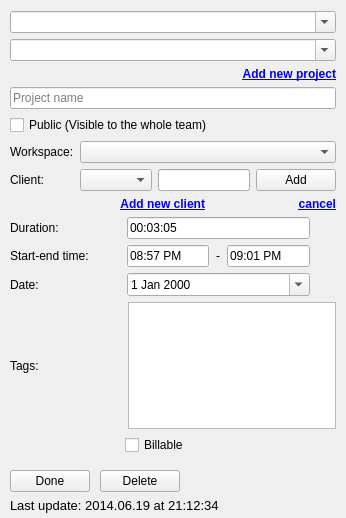
Before: the Qt Designer form src/ui/linux/TogglDesktop/timeentryeditorwidget.ui in toggl-open-source/toggldesktop, drawn with Qt 5.
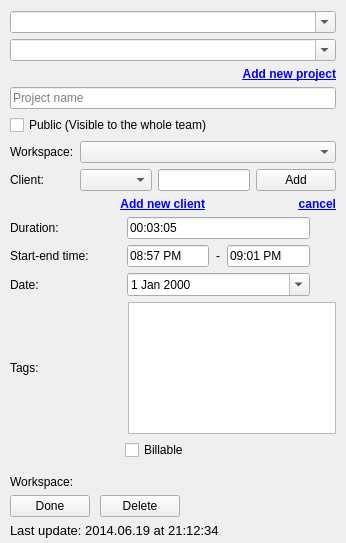
After: the same form once the commit is applied.

Commit message: Show workspace name under tags (linux)

Diff of the .ui file:
```diff
--- a/src/ui/linux/TogglDesktop/timeentryeditorwidget.ui
+++ b/src/ui/linux/TogglDesktop/timeentryeditorwidget.ui
@@ -7,7 +7,7 @@
     <x>0</x>
     <y>0</y>
     <width>346</width>
-    <height>518</height>
+    <height>543</height>
    </rect>
   </property>
   <property name="windowTitle">
@@ -580,6 +580,36 @@
      </layout>
     </widget>
    </item>
+   <item>
+    <layout class="QHBoxLayout" name="workspaceNameWidget">
+     <item>
+      <widget class="QLabel" name="label_2">
+       <property name="minimumSize">
+        <size>
+         <width>117</width>
+         <height>0</height>
+        </size>
+       </property>
+       <property name="maximumSize">
+        <size>
+         <width>117</width>
+         <height>16777215</height>
+        </size>
+       </property>
+       <property name="text">
+        <string>Workspace:</string>
+       </property>
+      </widget>
+     </item>
+     <item>
+      <widget class="QLabel" name="workspaceNameLabel">
+       <property name="text">
+        <string/>
+       </property>
+      </widget>
+     </item>
+    </layout>
+   </item>
    <item>
     <widget class="QWidget" name="buttons" native="true">
      <layout class="QHBoxLayout" name="horizontalLayout_3">
```
The commit also changes 3 other files.
